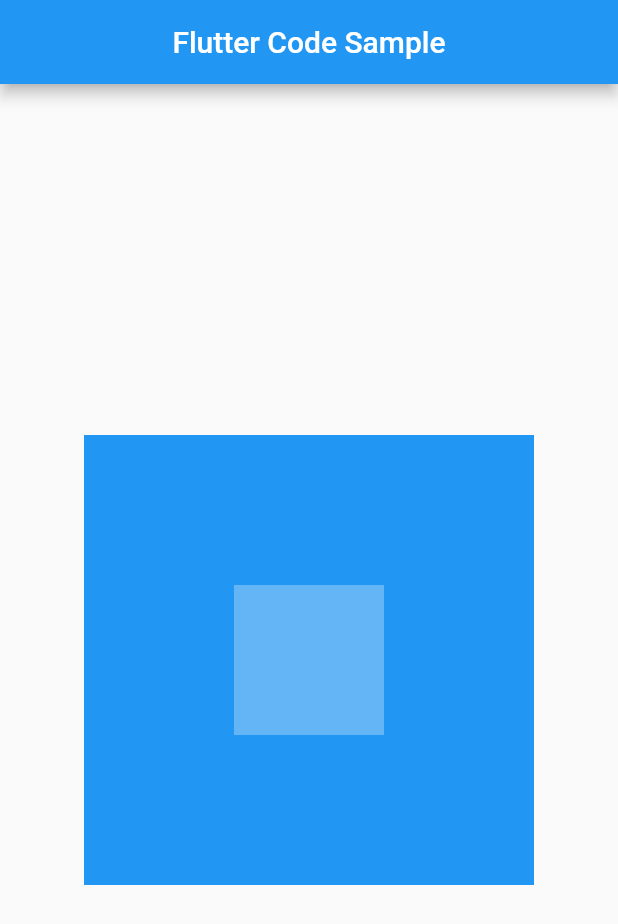
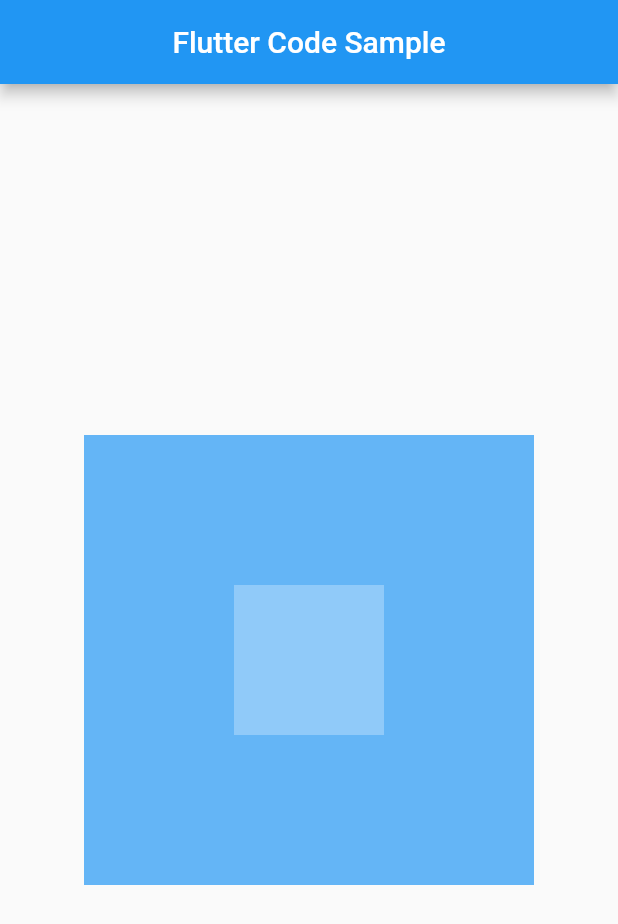
Before and after one commit to ariessa-deriv/animations, a Flutter app: the screen it shows after launch, on a phone screen of 412 x 824 dp. Shown: the top 924 px of the screen. Run offline on Flutter 3.47's test engine with Material 2 defaults, Android fonts, the phone set to English and light mode, and no system bars.

Commit message:
Example of optimised EdgeInsetsTween animation

```diff
--- a/lib/main.dart
+++ b/lib/main.dart
@@ -67,12 +67,13 @@ class _MyStatefulWidgetState extends State<MyStatefulWidget> {
         ),
         builder: (BuildContext? context, EdgeInsets? value, Widget? child) {
           return Container(
-            color: Colors.blue.shade500,
+            color: Colors.blue.shade300,
             padding: value!,
-            child: Container(
-                color: Colors.blue.shade300, width: 100.0, height: 100.0),
+            child: child!,
           );
         },
+        child:
+            Container(color: Colors.blue.shade200, width: 100.0, height: 100.0),
         duration: Duration(seconds: 4),
       ),
     );
```
